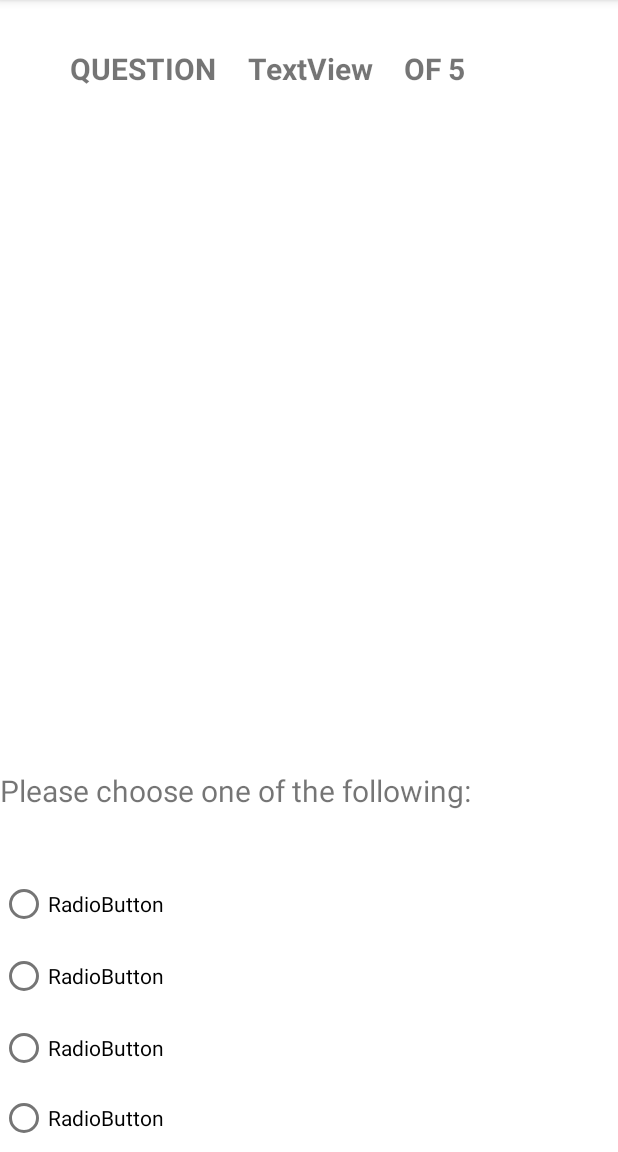
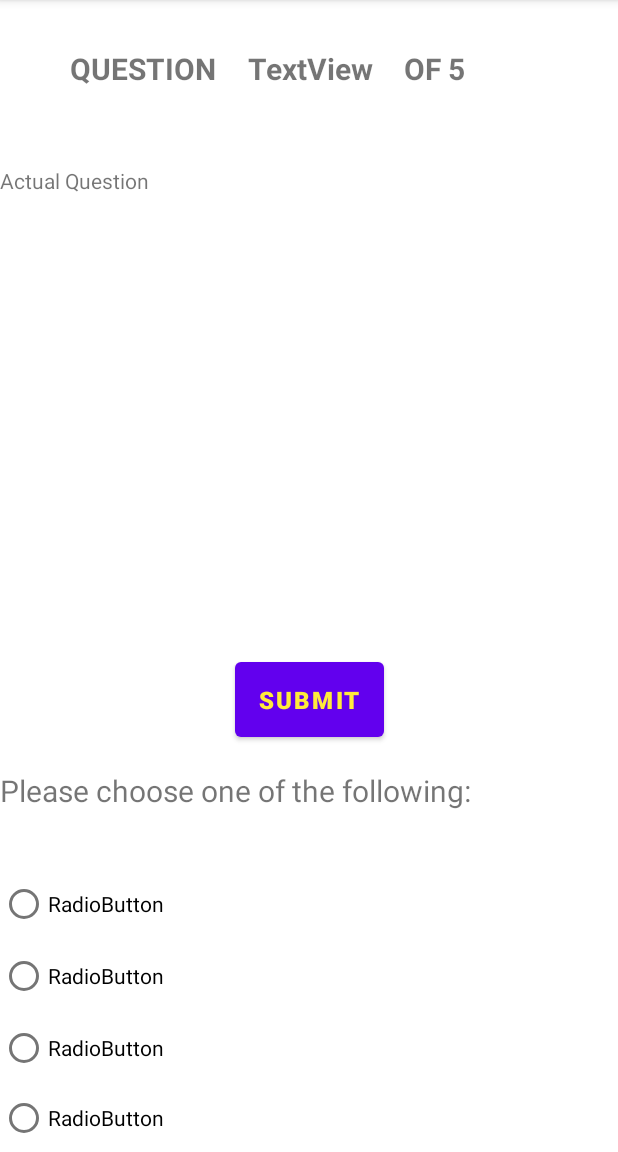
Before and after one commit to aczar09/Trivia-Game-Android, an Android app: the screen it shows after launch (MainActivity), on a phone screen of 412 x 824 dp, the part 84-1236 px from its top. Run offline under Robolectric (Android 15) with nearby library versions, the phone set to English and light mode, and no system bars; 1 statement that could not run was skipped.

Commit message:
Slowly setting up controller

```diff
--- /dev/null
+++ b/android-studio-project/app/src/main/java/edu/vassar/cmpu203/triviagame/IMainView.java
@@ -0,0 +1,27 @@
+package edu.vassar.cmpu203.triviagame;
+
+import android.view.View;
+
+import androidx.fragment.app.Fragment;
+
+/**
+ * An interface for the application screen template.
+ */
+public interface IMainView {
+
+    /**
+     * Retrieve the graphical widget (android view) at the root of the screen hierarchy/
+     * @return the screen's root android view (widget)
+     */
+    View getRootView();
+
+    /**
+     * Replaces the contents of the screen's fragment container with the one passed in as an argument.
+     *
+     * @param fragment The fragment to be displayed.
+     * @param reversible true if this transaction should be reversible, false otherwise
+     * @param name the name this transaction can be referred by.
+     */
+    void displayFragment(Fragment fragment, boolean reversible, String name);
+
+}
--- a/android-studio-project/app/src/main/java/edu/vassar/cmpu203/triviagame/MainActivity.java
+++ b/android-studio-project/app/src/main/java/edu/vassar/cmpu203/triviagame/MainActivity.java
@@ -6,9 +6,12 @@ import android.os.Bundle;
 
 public class MainActivity extends AppCompatActivity {
 
+    private MainView mainView;
+
     @Override
     protected void onCreate(Bundle savedInstanceState) {
         super.onCreate(savedInstanceState);
+        this.mainView = new MainView(this);
         setContentView(R.layout.activity_main);
     }
 }
--- /dev/null
+++ b/android-studio-project/app/src/main/java/edu/vassar/cmpu203/triviagame/MainView.java
@@ -0,0 +1,53 @@
+package edu.vassar.cmpu203.triviagame;
+
+import android.view.View;
+
+import androidx.fragment.app.Fragment;
+import androidx.fragment.app.FragmentActivity;
+import androidx.fragment.app.FragmentManager;
+import androidx.fragment.app.FragmentTransaction;
+
+import edu.vassar.cmpu203.triviagame.databinding.MainBinding;
+
+/**
+ * An implementation of the application's screen template.
+ */
+public class MainView implements IMainView{
+
+    FragmentManager fmanager; // lets us perform fragment transactions
+    MainBinding binding;  // gives us access to all the graphical components in res/layout/main.xml
+
+    /**
+     * Constructor method.
+     * @param activity The android activity the screen is associated with.
+     */
+    public MainView(FragmentActivity activity){
+        this.fmanager = activity.getSupportFragmentManager();
+        this.binding = MainBinding.inflate(activity.getLayoutInflater());
+    }
+
+    /**
+     * Retrieve the graphical widget (android view) at the root of the screen hierarchy/
+     * @return the screen's root android view (widget)
+     */
+    @Override
+    public View getRootView() {
+        return this.binding.getRoot();
+    }
+
+    /**
+     * Replaces the contents of the screen's fragment container with the one passed in as an argument.
+     *
+     * @param fragment The fragment to be displayed.
+     * @param reversible true if this transaction should be reversible, false otherwise
+     * @param name the name this transaction can be referred by.
+     */
+    @Override
+    public void displayFragment(Fragment fragment, boolean reversible, String name) {
+        FragmentTransaction ft = fmanager.beginTransaction()
+                .replace(this.binding.fragmentContainerView.getId(), fragment);
+
+        if (reversible) ft.addToBackStack(name);
+        ft.commit(); // execute transaction
+    }
+}
--- a/android-studio-project/app/src/main/res/layout/fragment_question.xml
+++ b/android-studio-project/app/src/main/res/layout/fragment_question.xml
@@ -25,9 +25,7 @@
         app:layout_constraintBottom_toBottomOf="parent"
         app:layout_constraintEnd_toEndOf="parent"
         app:layout_constraintHorizontal_bias="0.531"
-        app:layout_constraintStart_toStartOf="parent"
-        app:layout_constraintTop_toBottomOf="@+id/textView"
-        app:layout_constraintVertical_bias="1.0">
+        app:layout_constraintStart_toStartOf="parent">
 
         <RadioButton
             android:id="@+id/radioButton"
@@ -87,4 +85,27 @@
         app:layout_constraintEnd_toEndOf="parent"
         app:layout_constraintStart_toEndOf="@+id/textView7"
         app:layout_constraintTop_toTopOf="parent" />
+
+    <Button
+        android:id="@+id/button10"
+        android:layout_width="wrap_content"
+        android:layout_height="62dp"
+        android:layout_marginBottom="16dp"
+        android:text="@string/submit"
+        android:textAlignment="center"
+        android:textColor="#FFEB3B"
+        android:textSize="16sp"
+        android:textStyle="bold"
+        app:layout_constraintBottom_toTopOf="@+id/textView6"
+        app:layout_constraintEnd_toEndOf="parent"
+        app:layout_constraintStart_toStartOf="parent" />
+
+    <TextView
+        android:id="@+id/textView16"
+        android:layout_width="match_parent"
+        android:layout_height="282dp"
+        android:text="Actual Question"
+        app:layout_constraintBottom_toTopOf="@+id/button10"
+        app:layout_constraintTop_toBottomOf="@+id/textView7"
+        tools:layout_editor_absoluteX="0dp" />
 </androidx.constraintlayout.widget.ConstraintLayout>
--- a/android-studio-project/app/src/main/res/values/strings.xml
+++ b/android-studio-project/app/src/main/res/values/strings.xml
@@ -40,4 +40,6 @@
     <string name="right">CORRECT!!!</string>
 
     <string name="next">NEXT</string>
+
+    <string name="submit">Submit</string>
 </resources>
```
